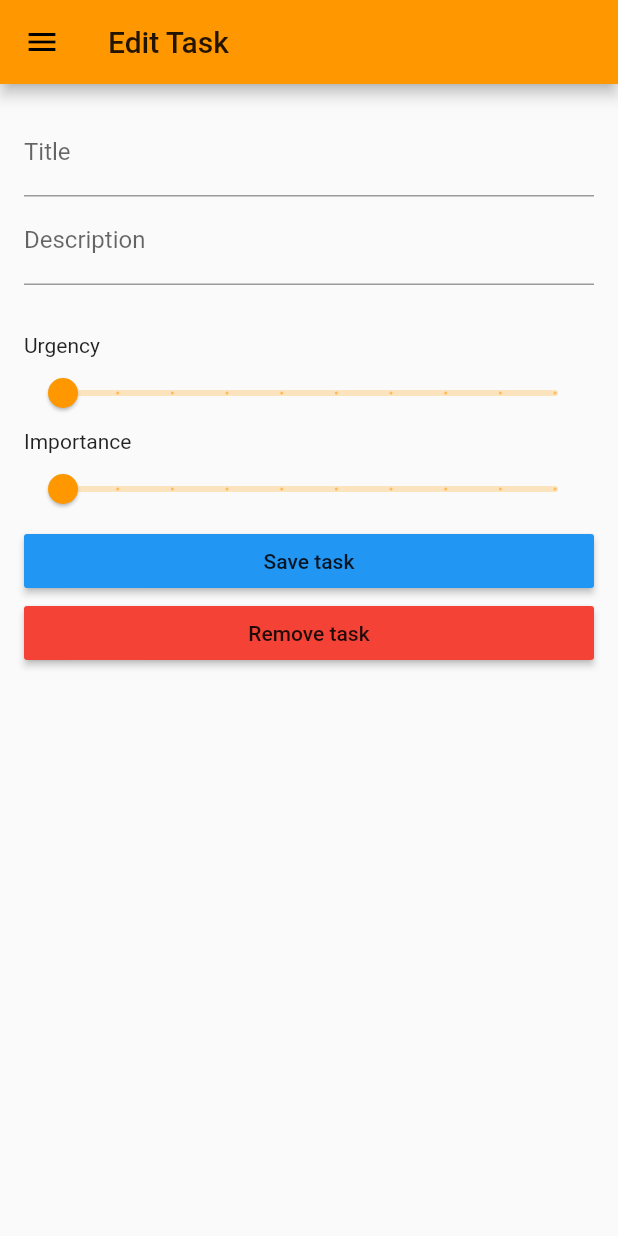
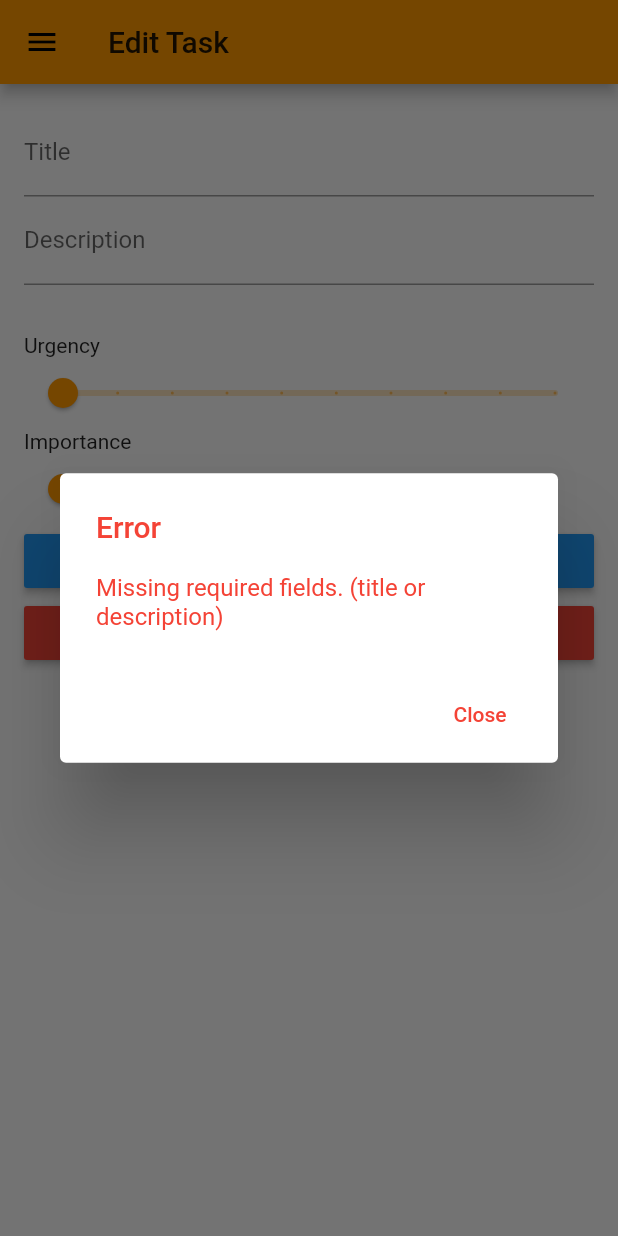
Before and after one commit to LRipi/EisenhowerMatrix, a Flutter app: the EditTaskPage screen opened directly with empty values, after a tap on "Save task", on a phone screen of 412 x 824 dp. Run offline on Flutter 3.47's test engine with Material 2 defaults, Android fonts, the phone set to English and light mode, and no system bars.

Commit message:
add pop-up on task validation

```diff
--- a/lib/EditTask/edit_task.dart
+++ b/lib/EditTask/edit_task.dart
@@ -51,6 +51,26 @@ class EditTaskPageState extends State<EditTaskPage> {
 
   final _descriptionController = TextEditingController();
   final _titleController = TextEditingController();
+
+  void errorPopUp(String error) {
+    showDialog(
+      context: context,
+      builder: (BuildContext context) {
+        return AlertDialog(
+          title: Text('Error', style: TextStyle(color: Colors.red)),
+          content: Text(error, style: TextStyle(color: Colors.red)),
+          actions: <Widget>[
+            new FlatButton(
+              child: new Text("Close", style: TextStyle(color: Colors.red)),
+              onPressed: () {
+                Navigator.of(context).pop();
+              },
+            ),
+          ]
+        );
+      }
+    );
+  }
 
   @override
   Widget build(BuildContext context) {
@@ -129,6 +149,8 @@ class EditTaskPageState extends State<EditTaskPage> {
                           else
                             ApiCalls.updateTask(widget.task);
                           Navigator.of(context).pop();
+                        } else {
+                          errorPopUp("Missing required fields. (title or description)");
                         }
 
                       },
```
